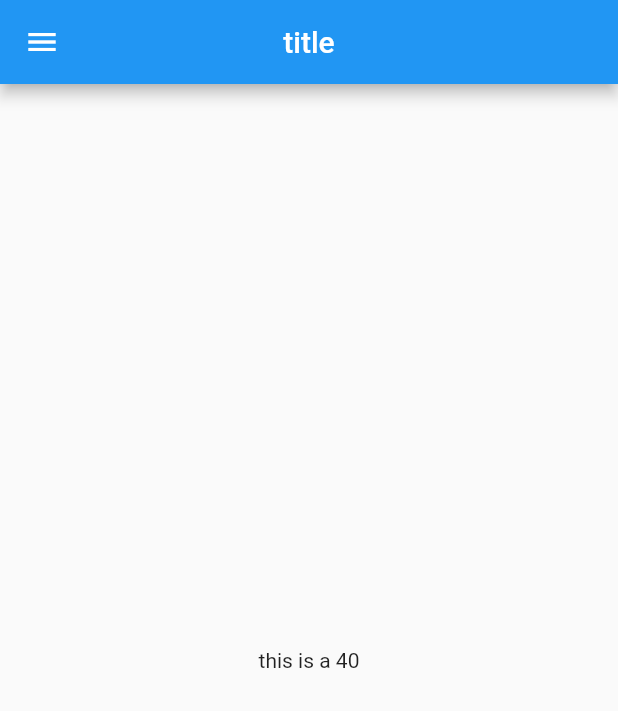
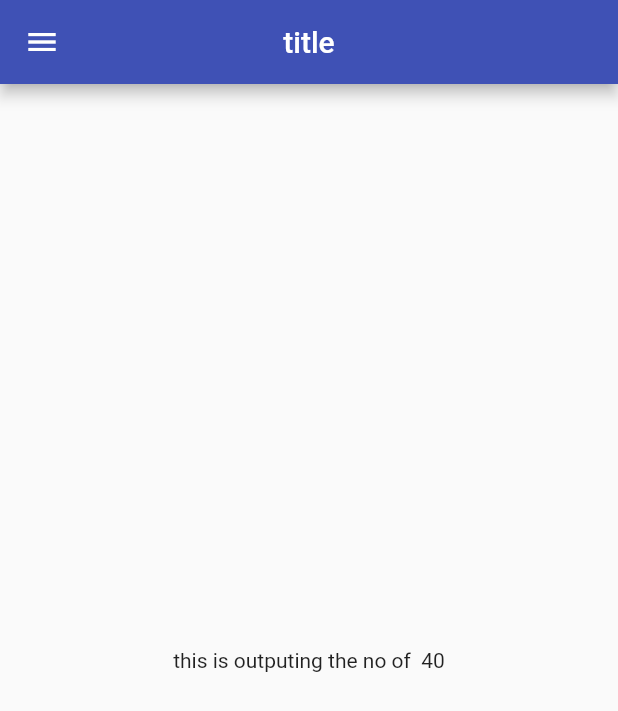
Before and after one commit to notnk/flutter_app, a Flutter app: the screen it shows after launch, on a phone screen of 412 x 824 dp. Shown: the top 711 px of the screen. Run offline on Flutter 3.47's test engine with Material 2 defaults, Android fonts, the phone set to English and light mode, and no system bars.

Commit message:
day 3completed

```diff
--- a/lib/home.dart
+++ b/lib/pages/home.dart
@@ -4,16 +4,16 @@ class Home extends StatelessWidget {
   const Home({Key? key}) : super(key: key);
   final int days= 40;
   @override
-  Widget build(BuildContext context) {
+  Widget   build(BuildContext context) {
     return Scaffold(
       appBar: AppBar(
-        title: Text('title'),
+        title: const Text('title'),
         centerTitle: true,
       ),
       drawer: Drawer(),
       body: Center(
         child: Container(
-          child: Text("this is a $days"),
+          child: Text("this is outputing the no of  $days"),
         ),
       ),
     );
```
Also changed, not shown: lib/main.dart (+17 -3 lines), lib/pages/login.dart (added, +20 -0 lines).
